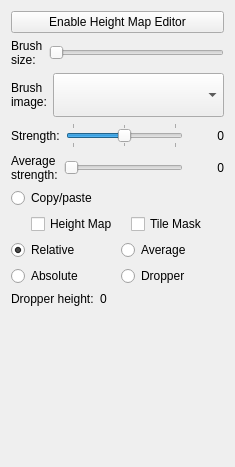
Above: Tools/ResourceEditor/DataQt/heightmapEditorProperties.ui from xaoctech/dava.engine before the change. Below: the same form after it.
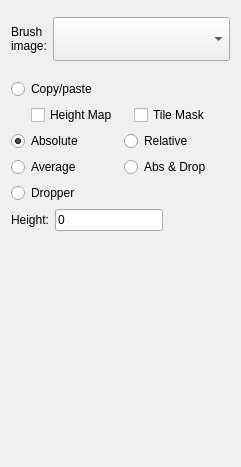
That is the form after the change. Custom widgets are drawn as their Qt base class.

```diff
--- a/Tools/ResourceEditor/DataQt/heightmapEditorProperties.ui
+++ b/Tools/ResourceEditor/DataQt/heightmapEditorProperties.ui
@@ -6,53 +6,16 @@
    <rect>
     <x>0</x>
     <y>0</y>
-    <width>235</width>
+    <width>241</width>
     <height>467</height>
    </rect>
   </property>
   <property name="windowTitle">
    <string>Form</string>
   </property>
-  <layout class="QVBoxLayout" name="verticalLayout" stretch="0,0,0,0,0,0,0,0,0,0">
+  <layout class="QVBoxLayout" name="verticalLayout" stretch="0,0,0,0,0,0,0,0">
    <item>
-    <widget class="QPushButton" name="buttonEnableHeightmapEditor">
-     <property name="text">
-      <string>Enable Height Map Editor</string>
-     </property>
-    </widget>
-   </item>
-   <item>
-    <widget class="QFrame" name="horizontalFrame">
-     <layout class="QHBoxLayout" name="horizontalLayout">
-      <property name="margin">
-       <number>0</number>
-      </property>
-      <item>
-       <widget class="QLabel" name="label">
-        <property name="sizePolicy">
-         <sizepolicy hsizetype="Maximum" vsizetype="Preferred">
-          <horstretch>0</horstretch>
-          <verstretch>0</verstretch>
-         </sizepolicy>
-        </property>
-        <property name="text">
-         <string>Brush
-size:</string>
-        </property>
-       </widget>
-      </item>
-      <item>
-       <widget class="QSlider" name="sliderBrushSize">
-        <property name="minimum">
-         <number>10</number>
-        </property>
-        <property name="orientation">
-         <enum>Qt::Horizontal</enum>
-        </property>
-       </widget>
-      </item>
-     </layout>
-    </widget>
+    <widget class="SliderWidget" name="sliderWidgetBrushSize" native="true"/>
    </item>
    <item>
     <widget class="QFrame" name="horizontalFrame_2">
@@ -88,137 +51,10 @@
     </widget>
    </item>
    <item>
-    <widget class="QFrame" name="horizontalFrame_3">
-     <layout class="QHBoxLayout" name="horizontalLayout_3">
-      <property name="margin">
-       <number>0</number>
-      </property>
-      <item>
-       <widget class="QLabel" name="label_3">
-        <property name="sizePolicy">
-         <sizepolicy hsizetype="Maximum" vsizetype="Preferred">
-          <horstretch>0</horstretch>
-          <verstretch>0</verstretch>
-         </sizepolicy>
-        </property>
-        <property name="text">
-         <string>Strength:</string>
-        </property>
-       </widget>
-      </item>
-      <item>
-       <widget class="QSlider" name="sliderStrength">
-        <property name="minimum">
-         <number>-30</number>
-        </property>
-        <property name="maximum">
-         <number>30</number>
-        </property>
-        <property name="orientation">
-         <enum>Qt::Horizontal</enum>
-        </property>
-        <property name="tickPosition">
-         <enum>QSlider::TicksBothSides</enum>
-        </property>
-        <property name="tickInterval">
-         <number>30</number>
-        </property>
-       </widget>
-      </item>
-      <item>
-       <widget class="QLabel" name="labelStrength">
-        <property name="sizePolicy">
-         <sizepolicy hsizetype="Fixed" vsizetype="Preferred">
-          <horstretch>0</horstretch>
-          <verstretch>0</verstretch>
-         </sizepolicy>
-        </property>
-        <property name="minimumSize">
-         <size>
-          <width>35</width>
-          <height>0</height>
-         </size>
-        </property>
-        <property name="text">
-         <string>0</string>
-        </property>
-        <property name="alignment">
-         <set>Qt::AlignRight|Qt::AlignTrailing|Qt::AlignVCenter</set>
-        </property>
-       </widget>
-      </item>
-     </layout>
-    </widget>
+    <widget class="SliderWidget" name="sliderWidgetStrength" native="true"/>
    </item>
    <item>
-    <widget class="QFrame" name="horizontalFrame_4">
-     <layout class="QHBoxLayout" name="horizontalLayout_4">
-      <property name="margin">
-       <number>0</number>
-      </property>
-      <item>
-       <widget class="QLabel" name="label_4">
-        <property name="sizePolicy">
-         <sizepolicy hsizetype="Maximum" vsizetype="Preferred">
-          <horstretch>0</horstretch>
-          <verstretch>0</verstretch>
-         </sizepolicy>
-        </property>
-        <property name="text">
-         <string>Average
-strength:</string>
-        </property>
-       </widget>
-      </item>
-      <item>
-       <widget class="QSlider" name="sliderAverageStrength">
-        <property name="sizePolicy">
-         <sizepolicy hsizetype="Expanding" vsizetype="Fixed">
-          <horstretch>0</horstretch>
-          <verstretch>0</verstretch>
-         </sizepolicy>
-        </property>
-        <property name="minimum">
-         <number>0</number>
-        </property>
-        <property name="maximum">
-         <number>60</number>
-        </property>
-        <property name="orientation">
-         <enum>Qt::Horizontal</enum>
-        </property>
-        <property name="tickPosition">
-         <enum>QSlider::NoTicks</enum>
-        </property>
-        <property name="tickInterval">
-         <number>30</number>
-        </property>
-       </widget>
-      </item>
-      <item>
-       <widget class="QLabel" name="labelAverageStrength">
-        <property name="sizePolicy">
-         <sizepolicy hsizetype="Fixed" vsizetype="Preferred">
-          <horstretch>0</horstretch>
-          <verstretch>0</verstretch>
-         </sizepolicy>
-        </property>
-        <property name="minimumSize">
-         <size>
-          <width>35</width>
-          <height>0</height>
-         </size>
-        </property>
-        <property name="text">
-         <string>0</string>
-        </property>
-        <property name="alignment">
-         <set>Qt::AlignRight|Qt::AlignTrailing|Qt::AlignVCenter</set>
-        </property>
-       </widget>
-      </item>
-     </layout>
-    </widget>
+    <widget class="SliderWidget" name="sliderWidgetAverageStrength" native="true"/>
    </item>
    <item>
     <widget class="QFrame" name="frame_5">
@@ -283,95 +119,73 @@
     </widget>
    </item>
    <item>
-    <widget class="QFrame" name="frame">
-     <property name="frameShape">
-      <enum>QFrame::NoFrame</enum>
-     </property>
-     <property name="frameShadow">
-      <enum>QFrame::Plain</enum>
-     </property>
-     <property name="lineWidth">
-      <number>0</number>
-     </property>
-     <layout class="QHBoxLayout" name="horizontalLayout_6">
-      <property name="margin">
-       <number>0</number>
-      </property>
-      <item>
-       <widget class="QRadioButton" name="radioRelAbs">
-        <property name="sizePolicy">
-         <sizepolicy hsizetype="Expanding" vsizetype="Fixed">
-          <horstretch>0</horstretch>
-          <verstretch>0</verstretch>
-         </sizepolicy>
-        </property>
-        <property name="text">
-         <string>Relative</string>
-        </property>
-        <property name="checked">
-         <bool>true</bool>
-        </property>
-        <property name="autoExclusive">
-         <bool>false</bool>
-        </property>
-       </widget>
-      </item>
-      <item>
-       <widget class="QRadioButton" name="radioAvg">
-        <property name="sizePolicy">
-         <sizepolicy hsizetype="Expanding" vsizetype="Fixed">
-          <horstretch>0</horstretch>
-          <verstretch>0</verstretch>
-         </sizepolicy>
-        </property>
-        <property name="text">
-         <string>Average</string>
-        </property>
-        <property name="autoExclusive">
-         <bool>false</bool>
-        </property>
-       </widget>
-      </item>
-     </layout>
-    </widget>
-   </item>
-   <item>
-    <widget class="QFrame" name="frame_3">
-     <property name="frameShape">
-      <enum>QFrame::NoFrame</enum>
-     </property>
-     <property name="frameShadow">
-      <enum>QFrame::Plain</enum>
-     </property>
-     <property name="lineWidth">
-      <number>0</number>
-     </property>
-     <layout class="QHBoxLayout" name="horizontalLayout_5">
-      <property name="margin">
-       <number>0</number>
-      </property>
-      <item>
-       <widget class="QRadioButton" name="radioAbsDrop">
-        <property name="text">
-         <string>Absolute</string>
-        </property>
-        <property name="autoExclusive">
-         <bool>false</bool>
-        </property>
-       </widget>
-      </item>
-      <item>
-       <widget class="QRadioButton" name="radioDropper">
-        <property name="text">
-         <string>Dropper</string>
-        </property>
-        <property name="autoExclusive">
-         <bool>false</bool>
-        </property>
-       </widget>
-      </item>
-     </layout>
-    </widget>
+    <layout class="QGridLayout" name="gridLayout">
+     <item row="3" column="0">
+      <widget class="QRadioButton" name="radioDropper">
+       <property name="text">
+        <string>Dropper</string>
+       </property>
+      </widget>
+     </item>
+     <item row="2" column="0">
+      <widget class="QRadioButton" name="radioAverage">
+       <property name="text">
+        <string>Average</string>
+       </property>
+       <property name="autoExclusive">
+        <bool>false</bool>
+       </property>
+      </widget>
+     </item>
+     <item row="2" column="1">
+      <widget class="QRadioButton" name="radioAbsDrop">
+       <property name="text">
+        <string>Abs &amp;&amp; Drop</string>
+       </property>
+       <property name="autoExclusive">
+        <bool>false</bool>
+       </property>
+      </widget>
+     </item>
+     <item row="1" column="0">
+      <widget class="QRadioButton" name="radioAbsolute">
+       <property name="sizePolicy">
+        <sizepolicy hsizetype="Expanding" vsizetype="Fixed">
+         <horstretch>0</horstretch>
+         <verstretch>0</verstretch>
+        </sizepolicy>
+       </property>
+       <property name="text">
+        <string>Absolute</string>
+       </property>
+       <property name="checked">
+        <bool>true</bool>
+       </property>
+       <property name="autoExclusive">
+        <bool>false</bool>
+       </property>
+      </widget>
+     </item>
+     <item row="1" column="1">
+      <widget class="QRadioButton" name="radioRelative">
+       <property name="sizePolicy">
+        <sizepolicy hsizetype="Expanding" vsizetype="Fixed">
+         <horstretch>0</horstretch>
+         <verstretch>0</verstretch>
+        </sizepolicy>
+       </property>
+       <property name="text">
+        <string>Relative</string>
+       </property>
+       <property name="checked">
+        <bool>false</bool>
+       </property>
+       <property name="autoExclusive">
+        <bool>false</bool>
+       </property>
+      </widget>
+     </item>
+    </layout>
    </item>
    <item>
     <widget class="QFrame" name="frame_4">
@@ -397,17 +211,39 @@
          </sizepolicy>
         </property>
         <property name="text">
-         <string>Dropper height:</string>
+         <string>Height:</string>
         </property>
        </widget>
       </item>
       <item>
-       <widget class="QLabel" name="labelDropperHeight">
+       <widget class="QLineEdit" name="editHeight">
+        <property name="sizePolicy">
+         <sizepolicy hsizetype="Fixed" vsizetype="Fixed">
+          <horstretch>0</horstretch>
+          <verstretch>0</verstretch>
+         </sizepolicy>
+        </property>
+        <property name="inputMethodHints">
+         <set>Qt::ImhFormattedNumbersOnly</set>
+        </property>
         <property name="text">
          <string>0</string>
         </property>
        </widget>
       </item>
+      <item>
+       <spacer name="horizontalSpacer_2">
+        <property name="orientation">
+         <enum>Qt::Horizontal</enum>
+        </property>
+        <property name="sizeHint" stdset="0">
+         <size>
+          <width>40</width>
+          <height>20</height>
+         </size>
+        </property>
+       </spacer>
+      </item>
      </layout>
     </widget>
    </item>
@@ -426,6 +262,14 @@
    </item>
   </layout>
  </widget>
+ <customwidgets>
+  <customwidget>
+   <class>SliderWidget</class>
+   <extends>QWidget</extends>
+   <header>SliderWidget/SliderWidget.h</header>
+   <container>1</container>
+  </customwidget>
+ </customwidgets>
  <resources/>
  <connections/>
 </ui>
```
